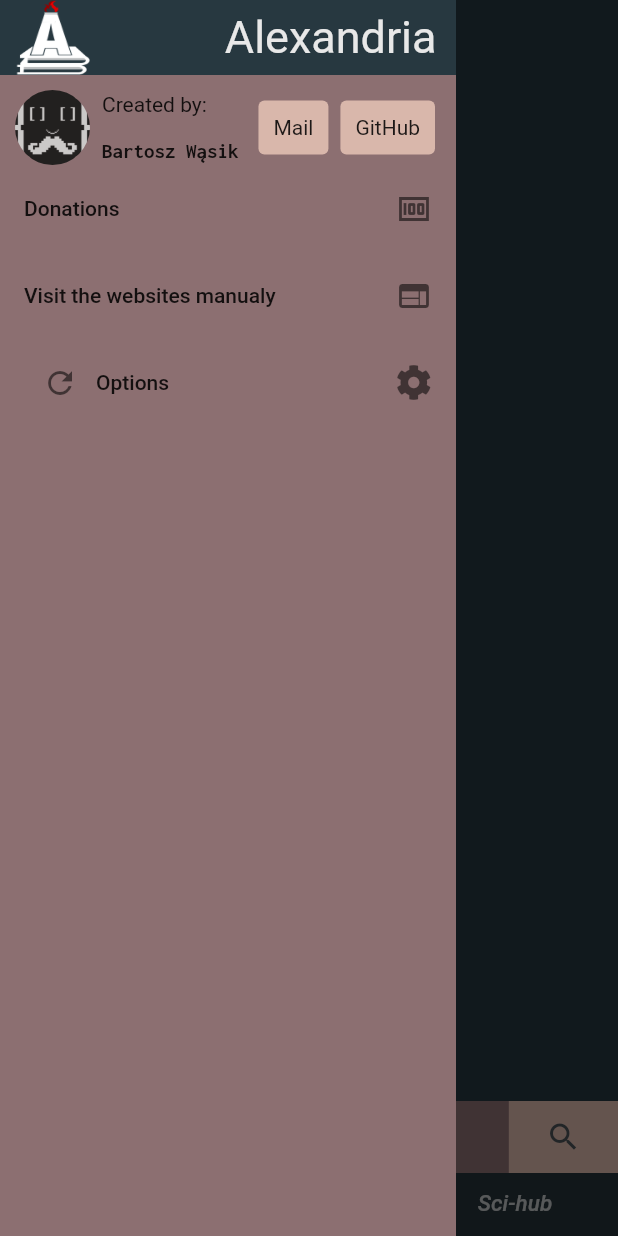
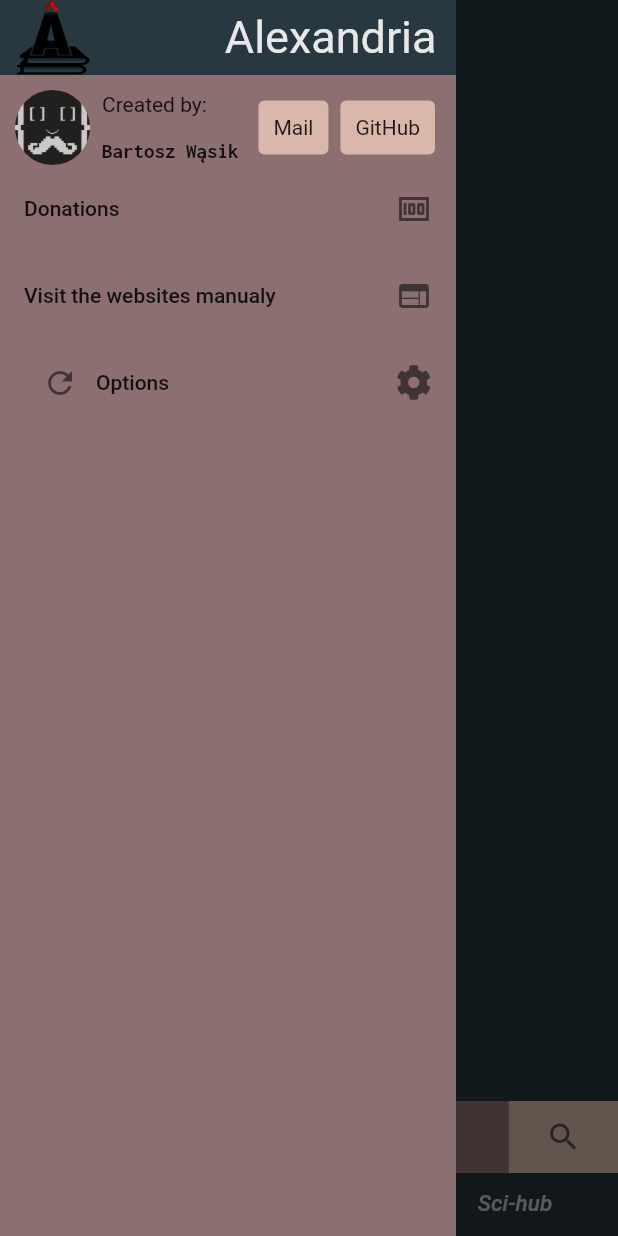
Before and after one commit to Qnkacz/Alexandria, a Flutter app: the screen it shows after launch, with the side drawer open, on a phone screen of 412 x 824 dp. Run offline on Flutter 3.47's test engine with Material 2 defaults, Android fonts, the phone set to English and light mode, and no system bars; our stand-ins replace another_flushbar, flutter_slidable, font_awesome_flutter, google_fonts, permission_handler, share; missing offline and left inert: flutter_downloader; Roboto replaces fonts that are missing (Sofia).

Commit message:
Added fullscreen

```diff
--- a/lib/MainScreen.dart
+++ b/lib/MainScreen.dart
@@ -141,6 +141,7 @@
       systemNavigationBarColor: Color(0xff273238),
       statusBarColor:Color(0xff273840)
     ));
+    SystemChrome.setEnabledSystemUIOverlays([]);
     return WillPopScope(
       onWillPop: (){
         exitDialoge();
--- a/lib/Options.dart
+++ b/lib/Options.dart
@@ -149,7 +149,7 @@
                             height: 50,
                             decoration: BoxDecoration(
                                 image: DecorationImage(
-                                    image: AssetImage('assets/A_test_white.png'),
+                                    image: AssetImage('assets/A_test.png'),
                                     fit: BoxFit.fill))),
                       ),
                       Spacer(),
```
